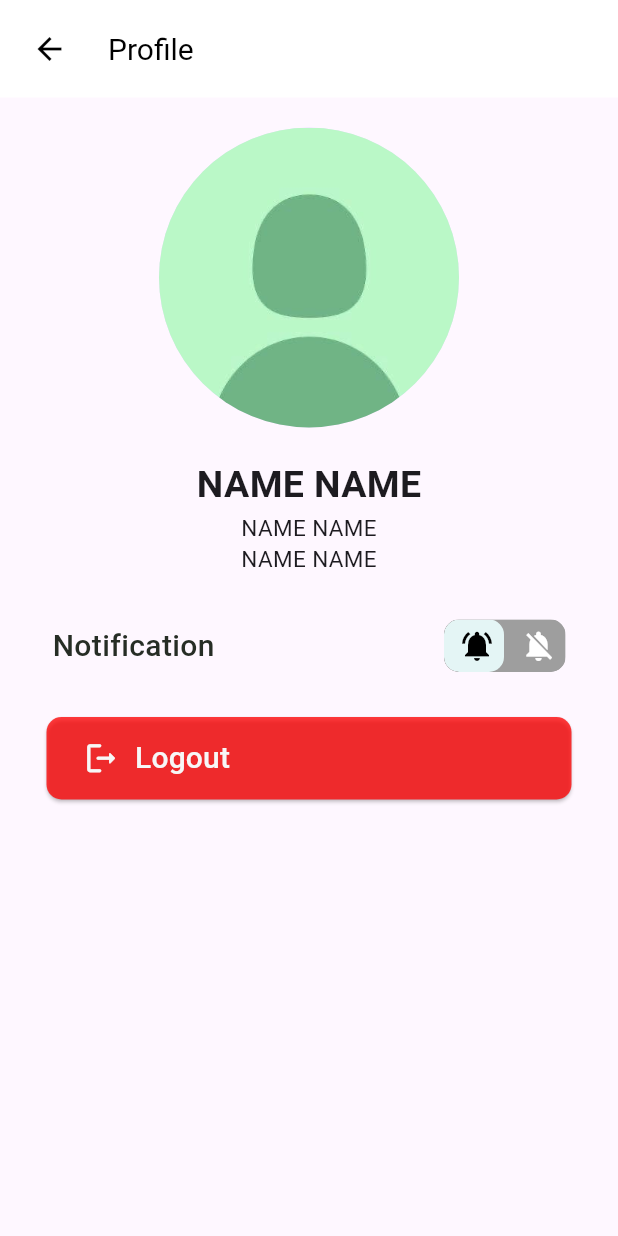
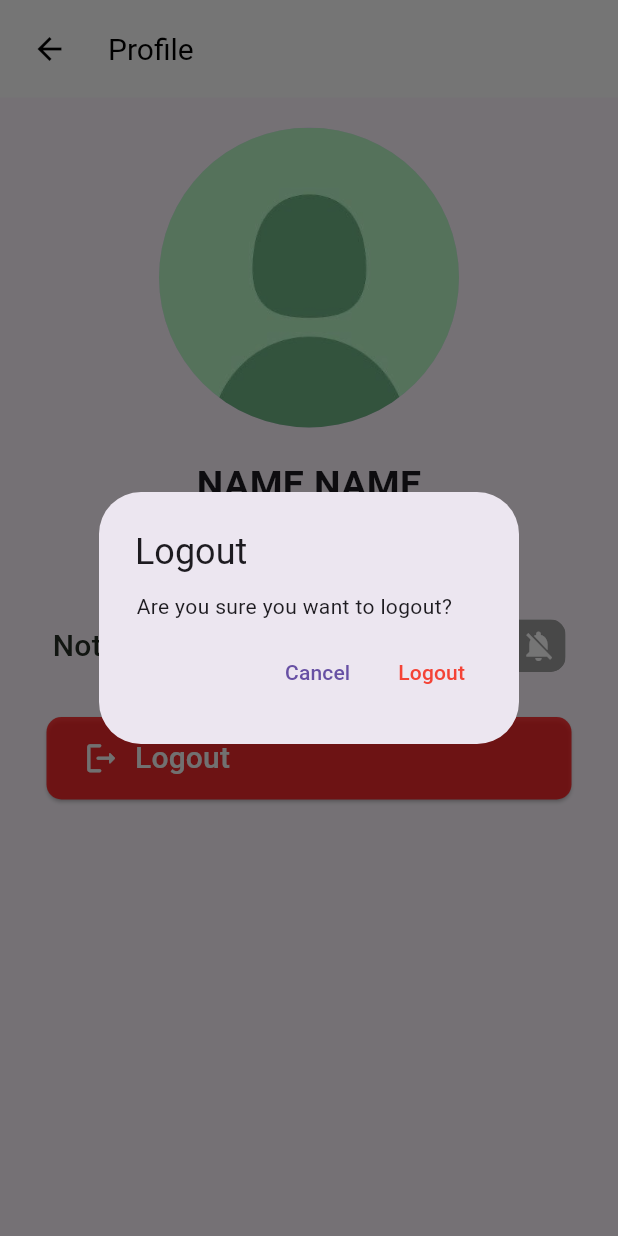
Before and after one commit to SuyeshJadhav/acamedia, a Flutter app: the ProfilePage screen opened directly, after a tap on "Logout", on a phone screen of 412 x 824 dp. Run offline on Flutter 3.47's test engine with Material 3 defaults, Android fonts, the phone set to English and light mode, and no system bars; drawn by our look-alikes of toggle_switch; our stand-ins replace google_fonts, shared_preferences; accounts and stored records are empty; network calls fail.

Commit message:
alert dialog logout

```diff
--- a/frontend/lib/widgets/profile_widgets/logout_btn.dart
+++ b/frontend/lib/widgets/profile_widgets/logout_btn.dart
@@ -11,7 +11,40 @@ class LogoutBtn extends StatelessWidget {
       padding: const EdgeInsets.symmetric(horizontal: 20.0),
       child: ElevatedButton(
         onPressed: () {
-          //add logout function
+          // Show confirmation dialog
+          showDialog(
+            context: context,
+            builder: (BuildContext context) {
+              return AlertDialog(
+                title: const Text('Logout'),
+                content: const Text('Are you sure you want to logout?'),
+                contentPadding: const EdgeInsets.symmetric(
+                    horizontal: 25.0,
+                    vertical: 10.0), // Adjust the content padding
+                actions: <Widget>[
+                  TextButton(
+                    onPressed: () {
+                      // Cancel logout
+                      Navigator.of(context).pop();
+                    },
+                    child: const Text('Cancel'),
+                  ),
+                  TextButton(
+                    onPressed: () {
+                      // Perform logout
+                      // Call your logout function here
+                      // For now, just pop the dialog
+                      Navigator.of(context).pop();
+                    },
+                    child: const Text(
+                      'Logout',
+                      style: TextStyle(color: Colors.red),
+                    ),
+                  ),
+                ],
+              );
+            },
+          );
         },
         style: ElevatedButton.styleFrom(
           backgroundColor: const Color.fromARGB(195, 255, 0, 0),
```
Also changed, not shown: frontend/lib/pages/home_page.dart (+7 -8 lines), frontend/lib/widgets/search_widgets/filter_button.dart (+35 -36 lines).
